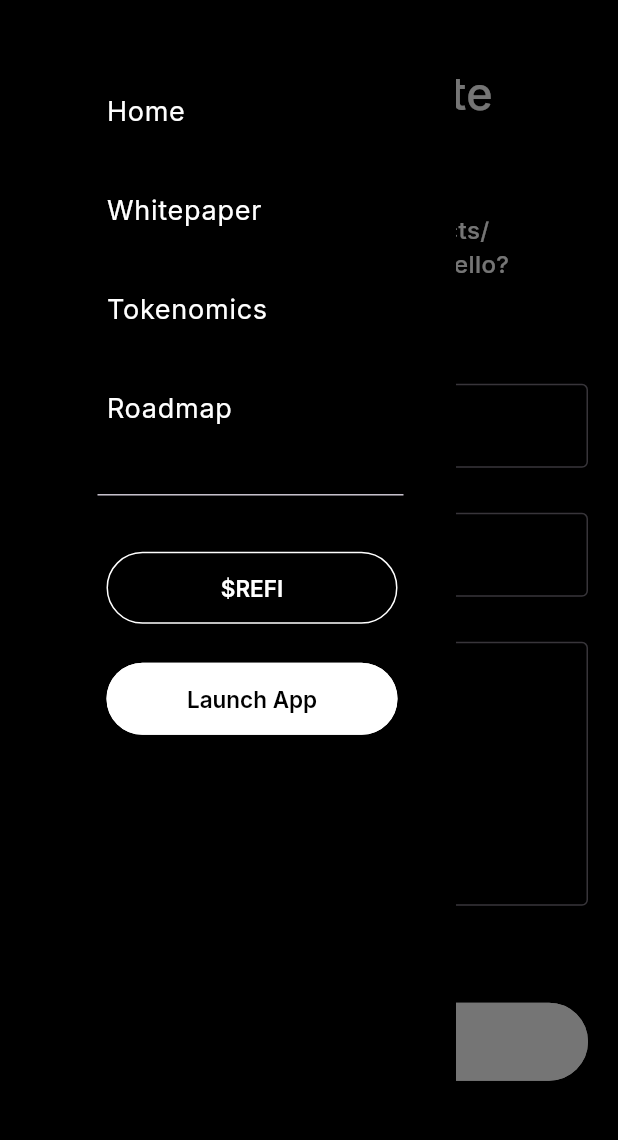
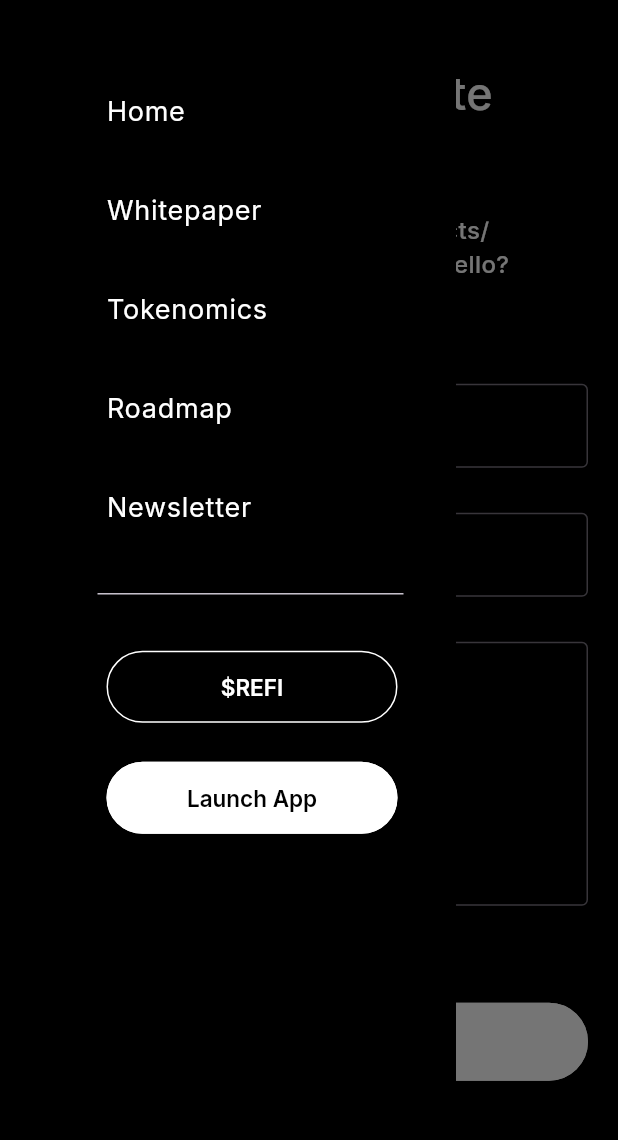
Before and after one commit to ReFi-Protocol/refiprotocol-website, a Flutter app: the ContactView screen opened by its route, after a tap on the "menu" icon, on a phone screen of 412 x 824 dp, the part 85-1225 px from its top. Run offline on Flutter 3.47's test engine with Material 3 defaults, Android fonts, the phone set to English and light mode, and no system bars; our stand-ins replace chewie, firebase_core, flutter_screenutil, flutter_svg, get, google_fonts and 4 more; missing offline and left inert: emailjs; accounts and stored records are empty.

Commit message:
added newsletter

```diff
--- a/lib/routes/app_routes.dart
+++ b/lib/routes/app_routes.dart
@@ -9,5 +9,6 @@ abstract class Routes {
   static const TOKENOMICS = '/tokenomics';
   static const ROADMAPS = '/roadmaps';
   static const CONTACT = '/contact';
+  static const NEWSLETTER = '/newsletter';
   static const TEST = '/test';
 }
--- a/lib/utilities/constants.dart
+++ b/lib/utilities/constants.dart
@@ -34,6 +34,11 @@ final List<MenuConstant> menuConstants = [
     "Roadmap",
     Routes.ROADMAPS,
     () => launchRoadmapsURL(),
+  ),
+  MenuConstant(
+    "Newsletter",
+    Routes.NEWSLETTER,
+    () => launchNewsletterURL(),
   ),
   // MenuConstant(
   //   "Test",
@@ -92,6 +97,15 @@ void launchTokenomicsURL() async {
 
 void launchRoadmapsURL() async {
   Uri url = Uri.parse('https://docs.refiprotocol.io/roadmap/roadmap');
+  if (await canLaunchUrl(url)) {
+    await launchUrl(url);
+  } else {
+    throw 'Could not launch $url';
+  }
+}
+
+void launchNewsletterURL() async {
+  Uri url = Uri.parse('http://newsletter.refiprotocol.io');
   if (await canLaunchUrl(url)) {
     await launchUrl(url);
   } else {
--- a/lib/widgets/custom_footer.dart
+++ b/lib/widgets/custom_footer.dart
@@ -137,7 +137,7 @@ class _CustomFooterState extends State<CustomFooter> {
           mainAxisAlignment: MainAxisAlignment.start,
           crossAxisAlignment: CrossAxisAlignment.start,
           children: [
-            for (int i = 1; i < menuConstants.length; i++)
+            for (int i = 1; i < 4; i++)
               _link(menuConstants[i].name, menuConstants[i].onTap),
             _link(
                 "DEXTools",
```
